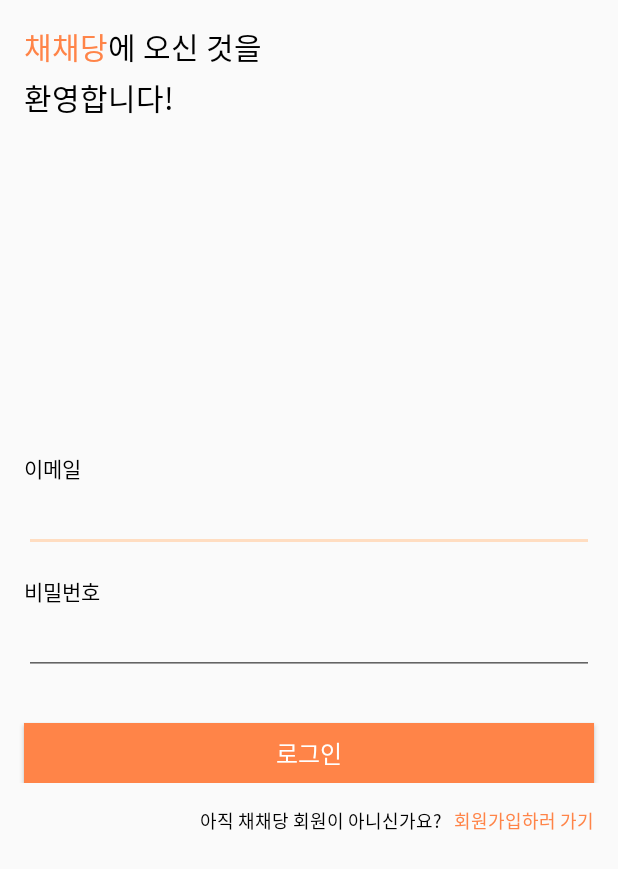
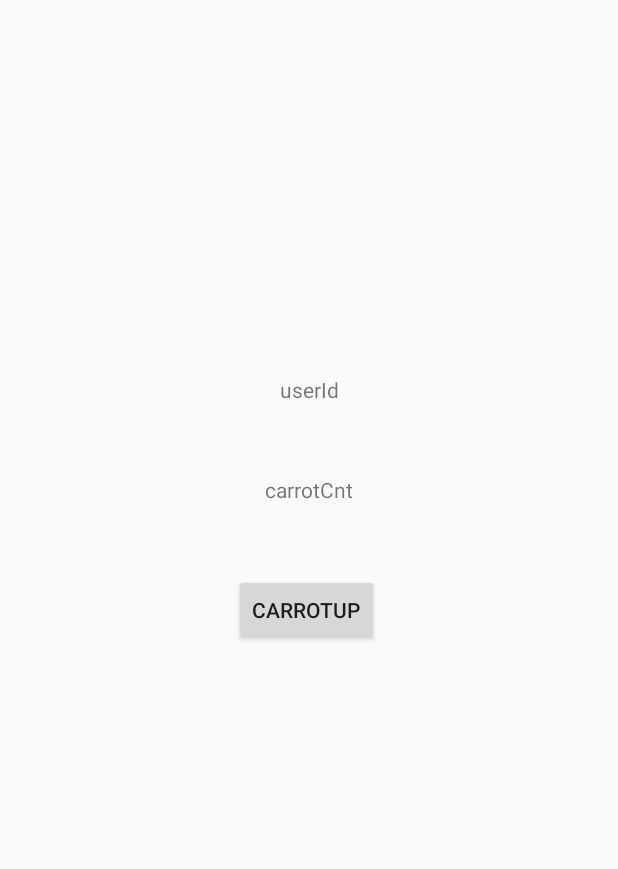
Before and after one commit to Sookhee/whip-carrot-quizlocker, an Android app: the screen it shows after launch (LoginActivity before the commit, TestActivity after it), on a phone screen of 412 x 824 dp. Shown: the top 869 px of the screen. Run offline under Robolectric (Android 15) with nearby library versions, the phone set to English and light mode, and no system bars.

Commit message:
retrofit Test

```diff
--- a/app/build.gradle
+++ b/app/build.gradle
@@ -41,6 +41,11 @@
     androidTestImplementation 'androidx.test.espresso:espresso-core:3.2.0'
     implementation 'com.google.android.material:material:1.1.0'
 
+    // Retrofit
+    implementation 'com.squareup.retrofit2:retrofit:2.4.0'
+    implementation 'com.squareup.retrofit2:converter-gson:2.4.0'
+    implementation 'com.squareup.retrofit2:converter-scalars:2.4.0'
+
     implementation 'com.google.firebase:firebase-database:19.3.0'
     implementation 'com.facebook.android:facebook-android-sdk:4.42.0'
     implementation 'com.google.firebase:firebase-auth:19.3.1'
--- a/app/src/main/java/kr/hs/emirim/shookhee/quizlocker/RegisterActivity.java
+++ b/app/src/main/java/kr/hs/emirim/shookhee/quizlocker/RegisterActivity.java
@@ -74,7 +74,8 @@
                                         userRegisterMap.put("emailFront", emailFront);
                                         userRegisterMap.put("email", email);
                                         userRegisterMap.put("carrotCount", 0);
-//                                        userDatabaseReference.child(emailFront).updateChildren(userRegisterMap);
+
+                                        user.child(emailFront).updateChildren(userRegisterMap);
                                         finish();
                                     } else {
                                         Toast.makeText(RegisterActivity.this, "이미 가입된 메일입니다", Toast.LENGTH_SHORT).show();
--- /dev/null
+++ b/app/src/main/java/kr/hs/emirim/shookhee/quizlocker/TestActivity.java
@@ -0,0 +1,77 @@
+package kr.hs.emirim.shookhee.quizlocker;
+
+import androidx.appcompat.app.AppCompatActivity;
+
+import android.os.Bundle;
+import android.util.Log;
+import android.view.View;
+import android.widget.Button;
+import android.widget.TextView;
+
+import retrofit2.Call;
+import retrofit2.Callback;
+import retrofit2.Response;
+import retrofit2.Retrofit;
+import retrofit2.converter.gson.GsonConverterFactory;
+
+public class TestActivity extends AppCompatActivity {
+
+    // Retrofit
+    Retrofit retrofit = (new Retrofit.Builder()).baseUrl(WhipCarrotService.URL).addConverterFactory(GsonConverterFactory.create()).build();
+    final WhipCarrotService apiService = retrofit.create(WhipCarrotService.class);
+
+    @Override
+    protected void onCreate(Bundle savedInstanceState) {
+        super.onCreate(savedInstanceState);
+        setContentView(R.layout.activity_test);
+
+//        // Retrofit
+//        Retrofit retrofit = (new Retrofit.Builder()).baseUrl(WhipCarrotService.URL).addConverterFactory(GsonConverterFactory.create()).build();
+//        final WhipCarrotService apiService = retrofit.create(WhipCarrotService.class);
+        final TextView tv = findViewById(R.id.carrotCnt);
+        final Button btn = findViewById(R.id.carrotUp);
+        btn.setOnClickListener(new View.OnClickListener() {
+            @Override
+            public void onClick(View v) {
+                Log.d("MyTag","test");
+                Call<User> apiCall = apiService.setUserCarrot("jeon1");
+                apiCall.enqueue(new Callback<User>() {
+                    @Override
+                    public void onResponse(Call<User> call, Response<User> response) {
+                        User user = response.body();
+                        savecarrot();
+
+                        tv.setText(user.getCarrot());
+
+                        Log.d("MyTag", String.valueOf(user.getCarrot()));
+                    }
+
+                    @Override
+                    public void onFailure(Call<User> call, Throwable t) {
+                        Log.d("MyTag",t.toString());
+                    }
+                });
+            }
+        });
+
+    }
+
+    public void savecarrot()
+    {
+        Call<User> apiCall = apiService.setUserCarrot("jeon1");
+        apiCall.enqueue(new Callback<User>() {
+            @Override
+            public void onResponse(Call<User> call, Response<User> response) {
+                User user = response.body();
+                Log.d("MyTag", "addCarrot");
+                user.setCarrot(user.getCarrot()+1);
+            }
+
+            @Override
+            public void onFailure(Call<User> call, Throwable t) {
+
+            }
+        });
+
+    }
+}
--- /dev/null
+++ b/app/src/main/java/kr/hs/emirim/shookhee/quizlocker/WhipCarrotService.java
@@ -0,0 +1,17 @@
+package kr.hs.emirim.shookhee.quizlocker;
+
+import retrofit2.Call;
+import retrofit2.http.GET;
+import retrofit2.http.POST;
+import retrofit2.http.Path;
+
+public interface WhipCarrotService {
+    String URL = "http://10.96.123.15:3001";
+
+    @GET("/{user_id}/carrot")
+    Call<User> getUserCarrot(@Path("user_id") String user_id);
+
+    @POST("/{user_id}/carrot_up")
+    Call<User> setUserCarrot(@Path("user_id") String user_id);
+
+}
--- /dev/null
+++ b/app/src/main/res/layout/activity_test.xml
@@ -0,0 +1,42 @@
+<?xml version="1.0" encoding="utf-8"?>
+<androidx.constraintlayout.widget.ConstraintLayout xmlns:android="http://schemas.android.com/apk/res/android"
+        xmlns:app="http://schemas.android.com/apk/res-auto"
+        xmlns:tools="http://schemas.android.com/tools"
+        android:layout_width="match_parent"
+        android:layout_height="match_parent"
+        tools:context=".TestActivity">
+
+    <Button
+            android:id="@+id/carrotUp"
+            android:layout_width="wrap_content"
+            android:layout_height="wrap_content"
+            android:layout_marginStart="160dp"
+            android:layout_marginTop="300dp"
+            android:layout_marginEnd="163dp"
+            android:layout_marginBottom="311dp"
+            android:text="carrotUp"
+            app:layout_constraintBottom_toBottomOf="parent"
+            app:layout_constraintEnd_toEndOf="parent"
+            app:layout_constraintStart_toStartOf="parent"
+            app:layout_constraintTop_toTopOf="parent" />
+
+    <TextView
+            android:id="@+id/userId"
+            android:layout_width="wrap_content"
+            android:layout_height="wrap_content"
+            android:layout_marginTop="250dp"
+            android:text="userId"
+            app:layout_constraintEnd_toEndOf="parent"
+            app:layout_constraintStart_toStartOf="parent"
+            app:layout_constraintTop_toTopOf="parent" />
+
+    <TextView
+            android:id="@+id/carrotCnt"
+            android:layout_width="wrap_content"
+            android:layout_height="wrap_content"
+            android:text="carrotCnt"
+            app:layout_constraintBottom_toTopOf="@+id/carrotUp"
+            app:layout_constraintEnd_toEndOf="parent"
+            app:layout_constraintStart_toStartOf="parent"
+            app:layout_constraintTop_toBottomOf="@+id/userId" />
+</androidx.constraintlayout.widget.ConstraintLayout>
```
Also changed, not shown: app/src/main/AndroidManifest.xml (+11 -13 lines), app/src/main/java/kr/hs/emirim/shookhee/quizlocker/User.java (added, +37 -0 lines).
